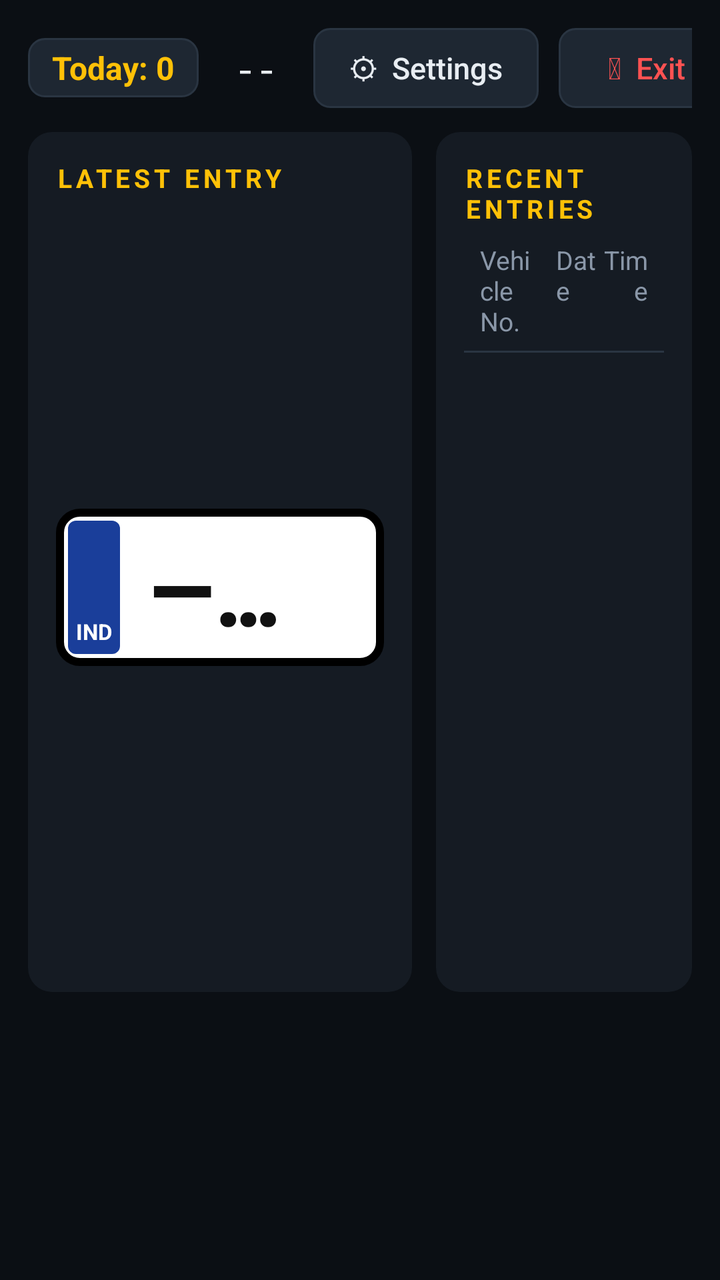
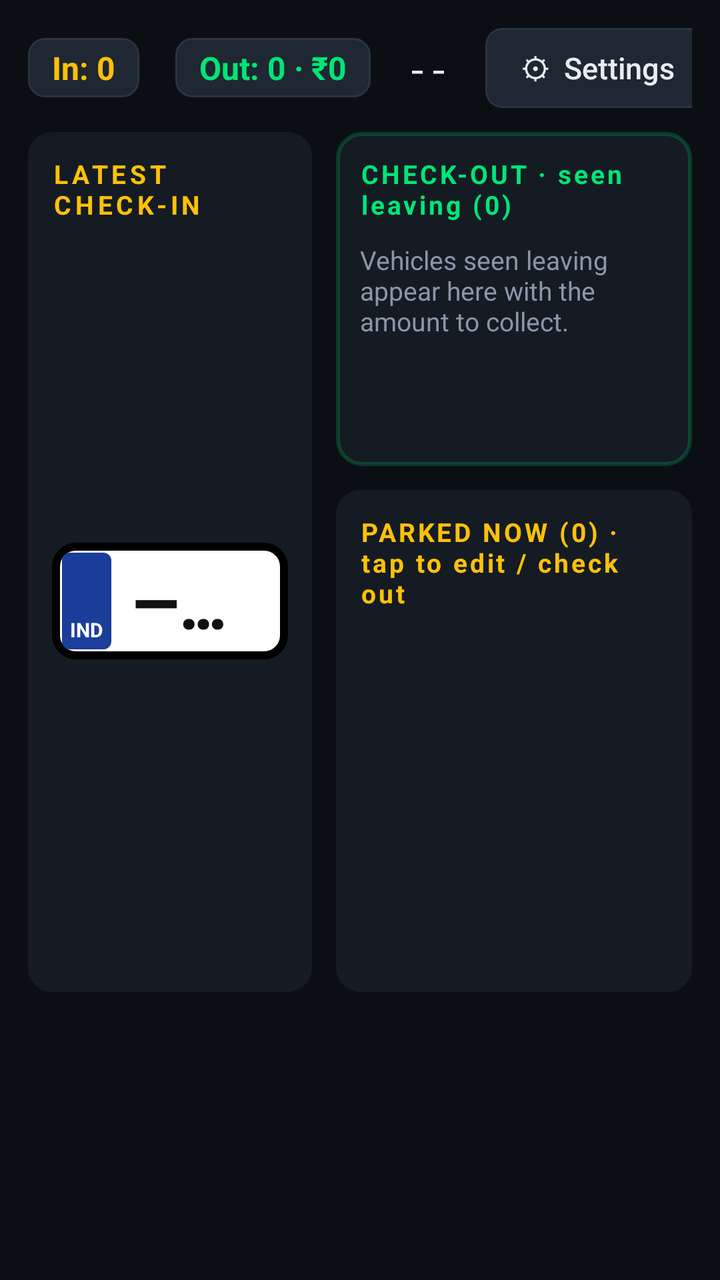

Before-and-after screenshots of an Android layout around one commit, followed by the original layout XML and the change that was made.
<!-- AndroidManifest.xml: application theme Theme.VehicleGate -->
<!-- res/layout/activity_main.xml -->
<?xml version="1.0" encoding="utf-8"?>
<LinearLayout xmlns:android="http://schemas.android.com/apk/res/android"
    android:layout_width="match_parent"
    android:layout_height="match_parent"
    android:background="@color/bg"
    android:keepScreenOn="true"
    android:orientation="vertical"
    android:padding="14dp">

    
    <LinearLayout
        android:layout_width="match_parent"
        android:layout_height="wrap_content"
        android:gravity="center_vertical"
        android:orientation="horizontal">

        <TextView
            android:id="@+id/title"
            android:layout_width="0dp"
            android:layout_height="wrap_content"
            android:layout_weight="1"
            android:ellipsize="end"
            android:singleLine="true"
            android:text="Vehicle Entry Monitor"
            android:textColor="@color/text"
            android:textSize="22sp"
            android:textStyle="bold" />

        <TextView
            android:id="@+id/todayCount"
            android:layout_width="wrap_content"
            android:layout_height="wrap_content"
            android:layout_marginEnd="18dp"
            android:background="@drawable/focus_bg"
            android:paddingLeft="12dp"
        android:paddingRight="12dp"
            android:paddingTop="4dp"
        android:paddingBottom="4dp"
            android:text="Today: 0"
            android:textColor="@color/accent"
            android:textSize="16sp"
            android:textStyle="bold" />

        <TextView
            android:id="@+id/clock"
            android:layout_width="wrap_content"
            android:layout_height="wrap_content"
            android:layout_marginEnd="18dp"
            android:fontFamily="monospace"
            android:text="--"
            android:textColor="@color/text"
            android:textSize="18sp" />

        <androidx.appcompat.widget.AppCompatButton
            android:id="@+id/settingsButton"
            style="@style/TvButton"
            android:layout_width="wrap_content"
            android:layout_height="wrap_content"
            android:text="⚙  Settings" />

        <androidx.appcompat.widget.AppCompatButton
            android:id="@+id/exitButton"
            style="@style/TvButton"
            android:layout_width="wrap_content"
            android:layout_height="wrap_content"
            android:layout_marginStart="10dp"
            android:text="⏻  Exit"
            android:textColor="@color/error" />
    </LinearLayout>

    
    <LinearLayout
        android:layout_width="match_parent"
        android:layout_height="0dp"
        android:layout_marginTop="12dp"
        android:layout_weight="1"
        android:baselineAligned="false"
        android:orientation="horizontal">

        
        <LinearLayout
            android:id="@+id/latestCard"
            android:layout_width="0dp"
            android:layout_height="match_parent"
            android:layout_marginEnd="12dp"
            android:layout_weight="3"
            android:background="@drawable/card_bg"
            android:orientation="vertical"
            android:padding="14dp">

            <TextView
                android:layout_width="wrap_content"
                android:layout_height="wrap_content"
                android:letterSpacing="0.15"
                android:text="@string/latest_entry"
                android:textColor="@color/accent"
                android:textSize="13sp"
                android:textStyle="bold" />

            <LinearLayout
                android:layout_width="match_parent"
                android:layout_height="wrap_content"
                android:layout_marginTop="8dp"
                android:gravity="center_vertical"
                android:orientation="horizontal">

                
                <LinearLayout
                    android:id="@+id/plateBox"
                    android:layout_width="wrap_content"
                    android:layout_height="wrap_content"
                    android:background="@drawable/plate_bg"
                    android:gravity="center_vertical"
                    android:orientation="horizontal"
                    android:padding="6dp">

                    <TextView
                        android:layout_width="wrap_content"
                        android:layout_height="match_parent"
                        android:background="@drawable/ind_strip"
                        android:gravity="bottom|center_horizontal"
                        android:paddingLeft="4dp"
        android:paddingRight="4dp"
                        android:paddingBottom="4dp"
                        android:text="IND"
                        android:textColor="#FFFFFF"
                        android:textSize="11sp"
                        android:textStyle="bold" />

                    <TextView
                        android:id="@+id/latestPlate"
                        android:layout_width="wrap_content"
                        android:layout_height="wrap_content"
                        android:fontFamily="sans-serif-condensed"
                        android:paddingLeft="14dp"
        android:paddingRight="14dp"
                        android:singleLine="true"
                        android:text="— — —"
                        android:textColor="@color/plate_text"
                        android:textSize="50sp"
                        android:textStyle="bold" />
                </LinearLayout>

                <LinearLayout
                    android:layout_width="0dp"
                    android:layout_height="wrap_content"
                    android:layout_marginStart="18dp"
                    android:layout_weight="1"
                    android:orientation="vertical">

                    <TextView
                        android:id="@+id/latestDate"
                        android:layout_width="wrap_content"
                        android:layout_height="wrap_content"
                        android:text="@string/waiting"
                        android:textColor="@color/text"
                        android:textSize="22sp"
                        android:textStyle="bold" />

                    <TextView
                        android:id="@+id/latestTime"
                        android:layout_width="wrap_content"
                        android:layout_height="wrap_content"
                        android:fontFamily="monospace"
                        android:textColor="@color/accent"
                        android:textSize="28sp"
                        android:textStyle="bold" />

                    <TextView
                        android:id="@+id/latestConfidence"
                        android:layout_width="wrap_content"
                        android:layout_height="wrap_content"
                        android:textColor="@color/text_dim"
                        android:textSize="13sp" />
                </LinearLayout>
            </LinearLayout>

            <FrameLayout
                android:layout_width="match_parent"
                android:layout_height="0dp"
                android:layout_marginTop="10dp"
                android:layout_weight="1"
                android:background="@drawable/tile_bg">

                <ImageView
                    android:id="@+id/latestSnapshot"
                    android:layout_width="match_parent"
                    android:layout_height="match_parent"
                    android:contentDescription="Vehicle snapshot"
                    android:scaleType="fitCenter" />

                <TextView
                    android:id="@+id/emptyHint"
                    android:layout_width="match_parent"
                    android:layout_height="match_parent"
                    android:gravity="center"
                    android:padding="20dp"
                    android:textColor="@color/text_dim"
                    android:textSize="16sp" />
            </FrameLayout>

            
            <TextView
                android:id="@+id/latestCameras"
                android:layout_width="match_parent"
                android:layout_height="wrap_content"
                android:layout_marginTop="8dp"
                android:fontFamily="monospace"
                android:maxLines="4"
                android:textColor="@color/text_dim"
                android:textSize="12sp" />

            
            <TextView
                android:id="@+id/lastEvent"
                android:layout_width="match_parent"
                android:layout_height="wrap_content"
                android:layout_marginTop="4dp"
                android:singleLine="true"
                android:textColor="@color/warn"
                android:textSize="12sp" />
        </LinearLayout>

        
        <LinearLayout
            android:layout_width="0dp"
            android:layout_height="match_parent"
            android:layout_weight="2"
            android:background="@drawable/card_bg"
            android:orientation="vertical"
            android:padding="14dp">

            <TextView
                android:layout_width="wrap_content"
                android:layout_height="wrap_content"
                android:letterSpacing="0.15"
                android:text="@string/recent_entries"
                android:textColor="@color/accent"
                android:textSize="13sp"
                android:textStyle="bold" />

            <LinearLayout
                android:layout_width="match_parent"
                android:layout_height="wrap_content"
                android:layout_marginTop="8dp"
                android:orientation="horizontal"
                android:paddingLeft="8dp"
        android:paddingRight="8dp"
                android:paddingBottom="6dp">

                <TextView
                    android:layout_width="0dp"
                    android:layout_height="wrap_content"
                    android:layout_weight="5"
                    android:text="@string/col_vehicle"
                    android:textColor="@color/text_dim"
                    android:textSize="13sp" />

                <TextView
                    android:layout_width="0dp"
                    android:layout_height="wrap_content"
                    android:layout_weight="3"
                    android:text="@string/col_date"
                    android:textColor="@color/text_dim"
                    android:textSize="13sp" />

                <TextView
                    android:layout_width="0dp"
                    android:layout_height="wrap_content"
                    android:layout_weight="3"
                    android:gravity="end"
                    android:text="@string/col_time"
                    android:textColor="@color/text_dim"
                    android:textSize="13sp" />
            </LinearLayout>

            <View
                android:layout_width="match_parent"
                android:layout_height="1dp"
                android:background="@color/divider" />

            <androidx.recyclerview.widget.RecyclerView
                android:id="@+id/entries"
                android:layout_width="match_parent"
                android:layout_height="0dp"
                android:layout_weight="1"
                android:focusable="true" />
        </LinearLayout>
    </LinearLayout>

    
    <LinearLayout
        android:id="@+id/cameraStrip"
        android:layout_width="match_parent"
        android:layout_height="118dp"
        android:layout_marginTop="12dp"
        android:orientation="horizontal" />
</LinearLayout>
<!-- resources referenced by this layout -->
<resources>
  <color name="accent">#FFC107</color>
  <color name="bg">#0B0F14</color>
  <color name="divider">#2A3542</color>
  <color name="error">#FF5252</color>
  <color name="plate_text">#111111</color>
  <color name="text">#E8EDF2</color>
  <color name="text_dim">#8A97A8</color>
  <color name="warn">#FFB300</color>
  <!-- drawable card_bg (drawable) -->
  <?xml version="1.0" encoding="utf-8"?>
  <shape xmlns:android="http://schemas.android.com/apk/res/android" android:shape="rectangle">
      <solid android:color="@color/surface" />
      <corners android:radius="12dp" />
  </shape>
  <!-- drawable ind_strip (drawable) -->
  <?xml version="1.0" encoding="utf-8"?>
  <shape xmlns:android="http://schemas.android.com/apk/res/android" android:shape="rectangle">
      <solid android:color="@color/ind_blue" />
      <corners android:radius="4dp" />
  </shape>
  <!-- drawable plate_bg (drawable) -->
  <?xml version="1.0" encoding="utf-8"?>
  <shape xmlns:android="http://schemas.android.com/apk/res/android" android:shape="rectangle">
      <solid android:color="@color/plate_bg" />
      <stroke android:width="4dp" android:color="#000000" />
      <corners android:radius="10dp" />
  </shape>
  <!-- drawable tile_bg (drawable) -->
  <?xml version="1.0" encoding="utf-8"?>
  <shape xmlns:android="http://schemas.android.com/apk/res/android" android:shape="rectangle">
      <solid android:color="#000000" />
      <stroke android:width="1dp" android:color="@color/divider" />
      <corners android:radius="6dp" />
  </shape>
  <string name="col_date">Date</string>
  <string name="col_time">Time</string>
  <string name="col_vehicle">Vehicle No.</string>
  <string name="latest_entry">LATEST ENTRY</string>
  <string name="recent_entries">RECENT ENTRIES</string>
  <string name="waiting">Waiting for vehicles…</string>
  <style name="Theme.VehicleGate" parent="Theme.Material3.Dark.NoActionBar">
          <item name="android:windowBackground">@color/bg</item>
          <item name="colorPrimary">@color/accent</item>
          <item name="colorOnPrimary">#000000</item>
          <item name="colorSecondary">@color/accent</item>
          <item name="android:statusBarColor">@color/bg</item>
          <item name="android:navigationBarColor">@color/bg</item>
      </style>
  <color name="surface">#151B23</color>
  <color name="surface2">#1E2732</color>
  <color name="ind_blue">#1A3E9A</color>
  <color name="plate_bg">#FFFFFF</color>
  <!-- unchanged entries left out for length: 2 -->
</resources>

<!-- the commit's change to res/layout/activity_main.xml (unified diff, before → after) -->
@@ -36,8 +36,23 @@
         android:paddingRight="12dp"
             android:paddingTop="4dp"
         android:paddingBottom="4dp"
-            android:text="Today: 0"
+            android:text="In: 0"
             android:textColor="@color/accent"
+            android:textSize="16sp"
+            android:textStyle="bold" />
+
+        <TextView
+            android:id="@+id/outCount"
+            android:layout_width="wrap_content"
+            android:layout_height="wrap_content"
+            android:layout_marginEnd="18dp"
+            android:background="@drawable/focus_bg"
+            android:paddingLeft="12dp"
+            android:paddingRight="12dp"
+            android:paddingTop="4dp"
+            android:paddingBottom="4dp"
+            android:text="Out: 0 · ₹0"
+            android:textColor="@color/live"
             android:textSize="16sp"
             android:textStyle="bold" />
 
@@ -83,28 +98,50 @@
             android:layout_width="0dp"
             android:layout_height="match_parent"
             android:layout_marginEnd="12dp"
-            android:layout_weight="3"
+            android:layout_weight="4"
             android:background="@drawable/card_bg"
             android:orientation="vertical"
-            android:padding="14dp">
-
-            <TextView
-                android:layout_width="wrap_content"
-                android:layout_height="wrap_content"
-                android:letterSpacing="0.15"
-                android:text="@string/latest_entry"
-                android:textColor="@color/accent"
-                android:textSize="13sp"
-                android:textStyle="bold" />
-
-            <LinearLayout
-                android:layout_width="match_parent"
-                android:layout_height="wrap_content"
-                android:layout_marginTop="8dp"
+            android:padding="12dp">
+
+            <LinearLayout
+                android:layout_width="match_parent"
+                android:layout_height="wrap_content"
                 android:gravity="center_vertical"
                 android:orientation="horizontal">
 
-                
+                <TextView
+                    android:layout_width="wrap_content"
+                    android:layout_height="wrap_content"
+                    android:letterSpacing="0.15"
+                    android:text="LATEST CHECK-IN"
+                    android:textColor="@color/accent"
+                    android:textSize="13sp"
+                    android:textStyle="bold" />
+
+                <TextView
+                    android:id="@+id/monthlyTag"
+                    android:layout_width="wrap_content"
+                    android:layout_height="wrap_content"
+                    android:layout_marginStart="10dp"
+                    android:background="@drawable/monthly_tag_bg"
+                    android:paddingLeft="8dp"
+                    android:paddingRight="8dp"
+                    android:paddingTop="1dp"
+                    android:paddingBottom="1dp"
+                    android:text="MONTHLY"
+                    android:textColor="#FFFFFF"
+                    android:textSize="12sp"
+                    android:textStyle="bold"
+                    android:visibility="gone" />
+            </LinearLayout>
+
+            <LinearLayout
+                android:layout_width="match_parent"
+                android:layout_height="wrap_content"
+                android:layout_marginTop="6dp"
+                android:gravity="center_vertical"
+                android:orientation="horizontal">
+
                 <LinearLayout
                     android:id="@+id/plateBox"
                     android:layout_width="wrap_content"
@@ -112,7 +149,7 @@
                     android:background="@drawable/plate_bg"
                     android:gravity="center_vertical"
                     android:orientation="horizontal"
-                    android:padding="6dp">
+                    android:padding="5dp">
 
                     <TextView
                         android:layout_width="wrap_content"
@@ -120,11 +157,11 @@
                         android:background="@drawable/ind_strip"
                         android:gravity="bottom|center_horizontal"
                         android:paddingLeft="4dp"
-        android:paddingRight="4dp"
-                        android:paddingBottom="4dp"
+                        android:paddingRight="4dp"
+                        android:paddingBottom="3dp"
                         android:text="IND"
                         android:textColor="#FFFFFF"
-                        android:textSize="11sp"
+                        android:textSize="10sp"
                         android:textStyle="bold" />
 
                     <TextView
@@ -132,19 +169,19 @@
                         android:layout_width="wrap_content"
                         android:layout_height="wrap_content"
                         android:fontFamily="sans-serif-condensed"
-                        android:paddingLeft="14dp"
-        android:paddingRight="14dp"
+                        android:paddingLeft="10dp"
+                        android:paddingRight="10dp"
                         android:singleLine="true"
                         android:text="— — —"
                         android:textColor="@color/plate_text"
-                        android:textSize="50sp"
+                        android:textSize="36sp"
                         android:textStyle="bold" />
                 </LinearLayout>
 
                 <LinearLayout
                     android:layout_width="0dp"
                     android:layout_height="wrap_content"
-                    android:layout_marginStart="18dp"
+                    android:layout_marginStart="14dp"
                     android:layout_weight="1"
                     android:orientation="vertical">
 
@@ -154,7 +191,7 @@
                         android:layout_height="wrap_content"
                         android:text="@string/waiting"
                         android:textColor="@color/text"
-                        android:textSize="22sp"
+                        android:textSize="16sp"
                         android:textStyle="bold" />
 
                     <TextView
@@ -163,7 +200,7 @@
                         android:layout_height="wrap_content"
                         android:fontFamily="monospace"
                         android:textColor="@color/accent"
-                        android:textSize="28sp"
+                        android:textSize="22sp"
                         android:textStyle="bold" />
 
                     <TextView
@@ -171,14 +208,52 @@
                         android:layout_width="wrap_content"
                         android:layout_height="wrap_content"
                         android:textColor="@color/text_dim"
-                        android:textSize="13sp" />
+                        android:textSize="12sp" />
                 </LinearLayout>
             </LinearLayout>
 
+            
+            <LinearLayout
+                android:layout_width="match_parent"
+                android:layout_height="wrap_content"
+                android:layout_marginTop="8dp"
+                android:gravity="center_vertical"
+                android:orientation="horizontal">
+
+                <EditText
+                    android:id="@+id/tokenInput"
+                    style="@style/Field"
+                    android:layout_width="0dp"
+                    android:layout_height="wrap_content"
+                    android:layout_weight="2"
+                    android:hint="Token no."
+                    android:imeOptions="actionNext"
+                    android:inputType="text" />
+
+                <EditText
+                    android:id="@+id/nameInput"
+                    style="@style/Field"
+                    android:layout_width="0dp"
+                    android:layout_height="wrap_content"
+                    android:layout_marginStart="6dp"
+                    android:layout_weight="3"
+                    android:hint="Name"
+                    android:imeOptions="actionDone"
+                    android:inputType="textPersonName|textCapWords" />
+
+                <androidx.appcompat.widget.AppCompatButton
+                    android:id="@+id/saveDetails"
+                    style="@style/TvButton"
+                    android:layout_width="wrap_content"
+                    android:layout_height="wrap_content"
+                    android:layout_marginStart="6dp"
+                    android:text="Save" />
+            </LinearLayout>
+
             <FrameLayout
                 android:layout_width="match_parent"
                 android:layout_height="0dp"
-                android:layout_marginTop="10dp"
+                android:layout_marginTop="8dp"
                 android:layout_weight="1"
                 android:background="@drawable/tile_bg">
 
@@ -194,97 +269,99 @@
                     android:layout_width="match_parent"
                     android:layout_height="match_parent"
                     android:gravity="center"
-                    android:padding="20dp"
+                    android:padding="16dp"
                     android:textColor="@color/text_dim"
-                    android:textSize="16sp" />
+                    android:textSize="14sp" />
             </FrameLayout>
 
-            
             <TextView
                 android:id="@+id/latestCameras"
                 android:layout_width="match_parent"
                 android:layout_height="wrap_content"
-                android:layout_marginTop="8dp"
+                android:layout_marginTop="6dp"
                 android:fontFamily="monospace"
-                android:maxLines="4"
+                android:maxLines="2"
                 android:textColor="@color/text_dim"
-                android:textSize="12sp" />
-
-            
+                android:textSize="11sp" />
+
             <TextView
                 android:id="@+id/lastEvent"
                 android:layout_width="match_parent"
                 android:layout_height="wrap_content"
-                android:layout_marginTop="4dp"
+                android:layout_marginTop="2dp"
                 android:singleLine="true"
                 android:textColor="@color/warn"
-                android:textSize="12sp" />
+                android:textSize="11sp" />
         </LinearLayout>
 
         
         <LinearLayout
             android:layout_width="0dp"
             android:layout_height="match_parent"
-            android:layout_weight="2"
-            android:background="@drawable/card_bg"
-            android:orientation="vertical"
-            android:padding="14dp">
-
-            <TextView
-                android:layout_width="wrap_content"
-                android:layout_height="wrap_content"
-                android:letterSpacing="0.15"
-                android:text="@string/recent_entries"
-                android:textColor="@color/accent"
-                android:textSize="13sp"
-                android:textStyle="bold" />
-
-            <LinearLayout
-                android:layout_width="match_parent"
-                android:layout_height="wrap_content"
-                android:layout_marginTop="8dp"
-                android:orientation="horizontal"
-                android:paddingLeft="8dp"
-        android:paddingRight="8dp"
-                android:paddingBottom="6dp">
-
-                <TextView
-                    android:layout_width="0dp"
-                    android:layout_height="wrap_content"
-                    android:layout_weight="5"
-                    android:text="@string/col_vehicle"
+            android:layout_weight="5"
+            android:orientation="vertical">
+
+            <LinearLayout
+                android:layout_width="match_parent"
+                android:layout_height="0dp"
+                android:layout_weight="4"
+                android:background="@drawable/checkout_card_bg"
+                android:orientation="vertical"
+                android:padding="12dp">
+
+                <TextView
+                    android:id="@+id/leavingTitle"
+                    android:layout_width="wrap_content"
+                    android:layout_height="wrap_content"
+                    android:letterSpacing="0.1"
+                    android:text="CHECK-OUT · seen leaving (0)"
+                    android:textColor="@color/live"
+                    android:textSize="13sp"
+                    android:textStyle="bold" />
+
+                <TextView
+                    android:id="@+id/leavingEmpty"
+                    android:layout_width="match_parent"
+                    android:layout_height="wrap_content"
+                    android:paddingTop="10dp"
+                    android:text="Vehicles seen leaving appear here with the amount to collect."
                     android:textColor="@color/text_dim"
                     android:textSize="13sp" />
 
-                <TextView
-                    android:layout_width="0dp"
-                    android:layout_height="wrap_content"
-                    android:layout_weight="3"
-                    android:text="@string/col_date"
-                    android:textColor="@color/text_dim"
-                    android:textSize="13sp" />
-
-                <TextView
-                    android:layout_width="0dp"
-                    android:layout_height="wrap_content"
-                    android:layout_weight="3"
-                    android:gravity="end"
-                    android:text="@string/col_time"
-                    android:textColor="@color/text_dim"
-                    android:textSize="13sp" />
-            </LinearLayout>
-
-            <View
-                android:layout_width="match_parent"
-                android:layout_height="1dp"
-                android:background="@color/divider" />
-
-            <androidx.recyclerview.widget.RecyclerView
-                android:id="@+id/entries"
+                <androidx.recyclerview.widget.RecyclerView
+                    android:id="@+id/leavingList"
+                    android:layout_width="match_parent"
+                    android:layout_height="0dp"
+                    android:layout_marginTop="4dp"
+                    android:layout_weight="1" />
+            </LinearLayout>
+
+            <LinearLayout
                 android:layout_width="match_parent"
                 android:layout_height="0dp"
-                android:layout_weight="1"
-                android:focusable="true" />
+                android:layout_marginTop="12dp"
+                android:layout_weight="6"
+                android:background="@drawable/card_bg"
+                android:orientation="vertical"
+                android:padding="12dp">
+
+                <TextView
+                    android:id="@+id/parkedTitle"
+                    android:layout_width="wrap_content"
+                    android:layout_height="wrap_content"
+                    android:letterSpacing="0.1"
+                    android:text="PARKED NOW (0) · tap to edit / check out"
+                    android:textColor="@color/accent"
+                    android:textSize="13sp"
+                    android:textStyle="bold" />
+
+                <androidx.recyclerview.widget.RecyclerView
+                    android:id="@+id/parkedList"
+                    android:layout_width="match_parent"
+                    android:layout_height="0dp"
+                    android:layout_marginTop="4dp"
+                    android:layout_weight="1" />
+            </LinearLayout>
         </LinearLayout>
     </LinearLayout>
 
<!-- resource entries referenced after the edit -->
@@ -4,6 +4,7 @@
   <color name="bg">#0B0F14</color>
   <color name="divider">#2A3542</color>
   <color name="error">#FF5252</color>
+  <color name="live">#00E676</color>
   <color name="plate_text">#111111</color>
   <color name="text">#E8EDF2</color>
   <color name="text_dim">#8A97A8</color>
@@ -14,10 +15,23 @@
       <solid android:color="@color/surface" />
       <corners android:radius="12dp" />
   </shape>
+  <!-- drawable checkout_card_bg (drawable) -->
+  <?xml version="1.0" encoding="utf-8"?>
+  <shape xmlns:android="http://schemas.android.com/apk/res/android" android:shape="rectangle">
+      <solid android:color="@color/surface" />
+      <stroke android:width="2dp" android:color="#3300E676" />
+      <corners android:radius="12dp" />
+  </shape>
   <!-- drawable ind_strip (drawable) -->
   <?xml version="1.0" encoding="utf-8"?>
   <shape xmlns:android="http://schemas.android.com/apk/res/android" android:shape="rectangle">
       <solid android:color="@color/ind_blue" />
+      <corners android:radius="4dp" />
+  </shape>
+  <!-- drawable monthly_tag_bg (drawable) -->
+  <?xml version="1.0" encoding="utf-8"?>
+  <shape xmlns:android="http://schemas.android.com/apk/res/android" android:shape="rectangle">
+      <solid android:color="@color/monthly" />
       <corners android:radius="4dp" />
   </shape>
   <!-- drawable plate_bg (drawable) -->
@@ -34,12 +48,15 @@
       <stroke android:width="1dp" android:color="@color/divider" />
       <corners android:radius="6dp" />
   </shape>
-  <string name="col_date">Date</string>
-  <string name="col_time">Time</string>
-  <string name="col_vehicle">Vehicle No.</string>
-  <string name="latest_entry">LATEST ENTRY</string>
-  <string name="recent_entries">RECENT ENTRIES</string>
   <string name="waiting">Waiting for vehicles…</string>
+  <style name="Field">
+          <item name="android:background">@drawable/field_bg</item>
+          <item name="android:textColor">@color/text</item>
+          <item name="android:textColorHint">@color/text_dim</item>
+          <item name="android:textSize">15sp</item>
+          <item name="android:padding">10dp</item>
+          <item name="android:singleLine">true</item>
+      </style>
   <style name="Theme.VehicleGate" parent="Theme.Material3.Dark.NoActionBar">
           <item name="android:windowBackground">@color/bg</item>
           <item name="colorPrimary">@color/accent</item>
@@ -51,7 +68,26 @@
   <color name="surface">#151B23</color>
   <color name="surface2">#1E2732</color>
   <color name="ind_blue">#1A3E9A</color>
+  <color name="monthly">#9C6ADE</color>
   <color name="plate_bg">#FFFFFF</color>
+  <!-- drawable field_bg (drawable) -->
+  <?xml version="1.0" encoding="utf-8"?>
+  <selector xmlns:android="http://schemas.android.com/apk/res/android">
+      <item android:state_focused="true">
+          <shape android:shape="rectangle">
+              <solid android:color="@color/bg" />
+              <stroke android:width="2dp" android:color="@color/accent" />
+              <corners android:radius="6dp" />
+          </shape>
+      </item>
+      <item>
+          <shape android:shape="rectangle">
+              <solid android:color="@color/bg" />
+              <stroke android:width="1dp" android:color="@color/divider" />
+              <corners android:radius="6dp" />
+          </shape>
+      </item>
+  </selector>
   <!-- unchanged entries left out for length: 2 -->
 </resources>
 
